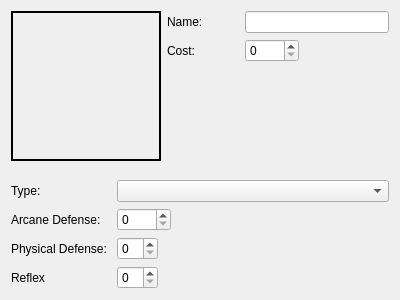
Old version of the form Data/EditorFiles/Editors/ui/ArmorEditor.ui in the repository griusfux/conceptrpg2.
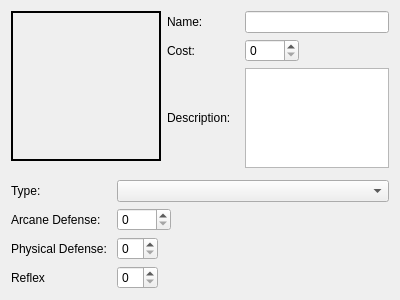
New version of the form.

Commit message: Updating the Armor and Weapon editors to include description. I've also used the updated Armor editor to add a description to the Mighty Robes.

Diff of the .ui file:
```diff
--- a/Data/EditorFiles/Editors/ui/ArmorEditor.ui
+++ b/Data/EditorFiles/Editors/ui/ArmorEditor.ui
@@ -62,6 +62,16 @@
          </property>
         </widget>
        </item>
+       <item row="3" column="0">
+        <widget class="QLabel" name="label_7">
+         <property name="text">
+          <string>Description: </string>
+         </property>
+        </widget>
+       </item>
+       <item row="3" column="1">
+        <widget class="QPlainTextEdit" name="description"/>
+       </item>
       </layout>
      </item>
      <item row="0" column="0">
```
Left out of the diff: 20 changed lines with no effect on the pictures. The commit also changes 6 other files.
